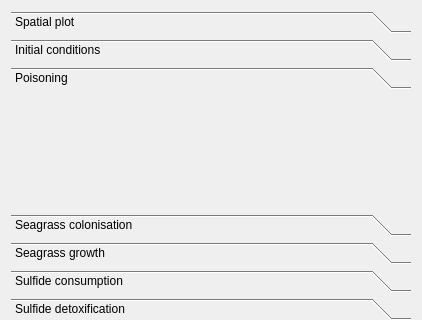
Qt form qtmutualismbreakdownerparameterswidget.ui (richelbilderbeek/korter_project) before a commit; both pictures show x 0 to 422 and y 0 to 320 of the 422 by 807 pixel window.
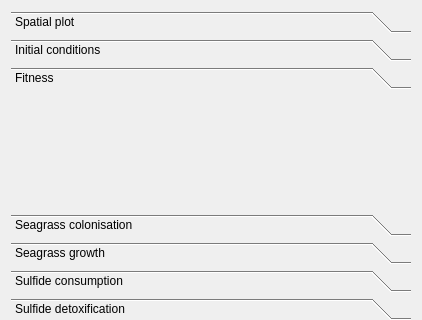
The same form after that commit. The open tabs and pages were chosen to show the change. Icons and pictures are not drawn.

Commit message: Start of fitness widget

What changed in the file:
```diff
--- a/qtmutualismbreakdownerparameterswidget.ui
+++ b/qtmutualismbreakdownerparameterswidget.ui
@@ -187,7 +187,7 @@
        </rect>
       </property>
       <attribute name="label">
-       <string>Poisoning</string>
+       <string>Fitness</string>
       </attribute>
       <layout class="QGridLayout" name="gridLayout_2"/>
      </widget>
```
Left out of the diff: 38 changed lines with no effect on the pictures. The commit also changes 7 other files.
